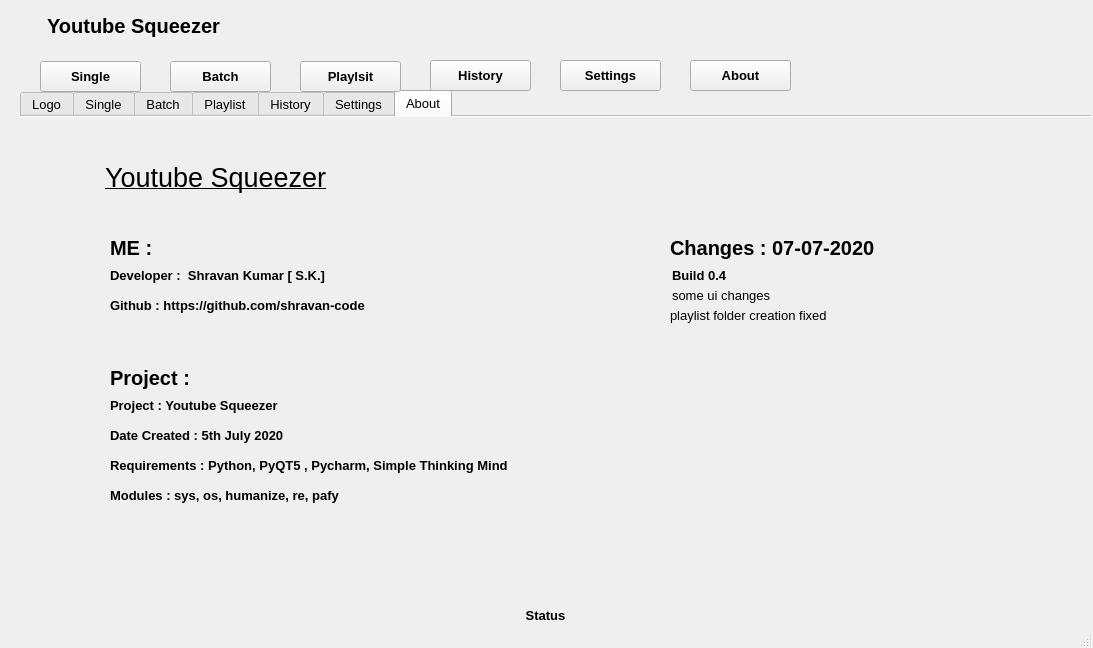
Qt form youtube.ui (ShravanKumar-404/Youtube-Squeezer) before a commit.
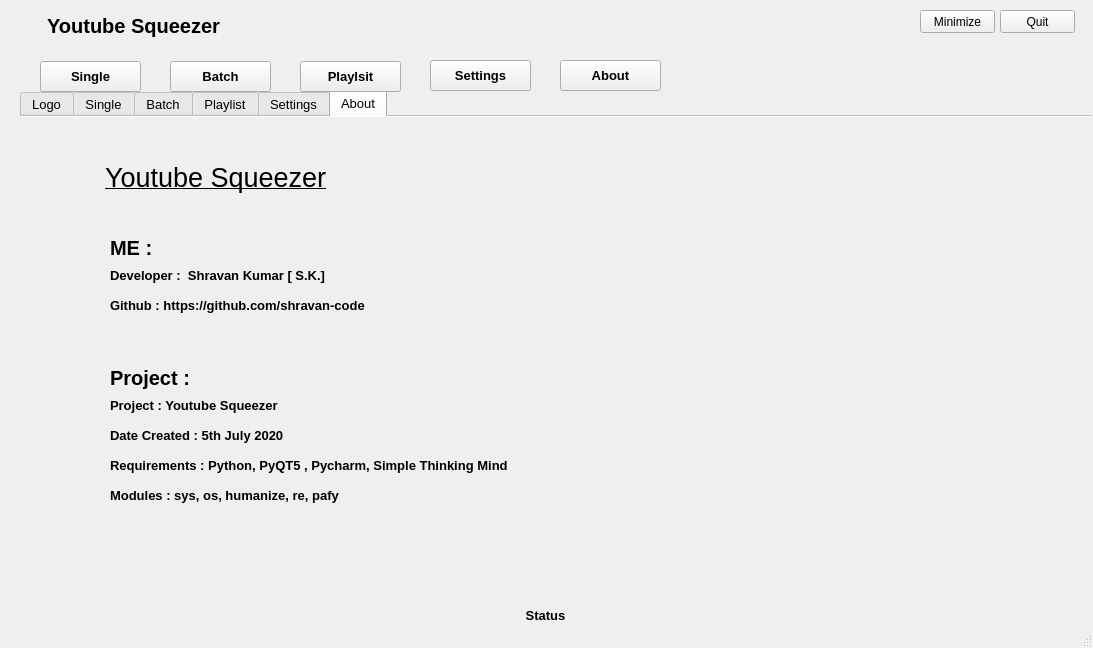
The same form after that commit. The open tabs and pages were chosen to show the change.

```diff
--- a/youtube.ui
+++ b/youtube.ui
@@ -2127,51 +2127,6 @@
      <zorder>size_file</zorder>
      <zorder>size_file_2</zorder>
     </widget>
-    <widget class="QWidget" name="tab_4">
-     <attribute name="title">
-      <string>History</string>
-     </attribute>
-     <widget class="QLabel" name="YD_3">
-      <property name="geometry">
-       <rect>
-        <x>330</x>
-        <y>210</y>
-        <width>361</width>
-        <height>41</height>
-       </rect>
-      </property>
-      <property name="font">
-       <font>
-        <family>Tahoma</family>
-        <pointsize>20</pointsize>
-        <weight>50</weight>
-        <bold>false</bold>
-        <underline>false</underline>
-       </font>
-      </property>
-      <property name="autoFillBackground">
-       <bool>false</bool>
-      </property>
-      <property name="text">
-       <string>Work in Progress</string>
-      </property>
-      <property name="textFormat">
-       <enum>Qt::RichText</enum>
-      </property>
-      <property name="scaledContents">
-       <bool>false</bool>
-      </property>
-      <property name="wordWrap">
-       <bool>false</bool>
-      </property>
-      <property name="margin">
-       <number>0</number>
-      </property>
-      <property name="indent">
-       <number>25</number>
-      </property>
-     </widget>
-    </widget>
     <widget class="QWidget" name="tab_7">
      <attribute name="title">
       <string>Settings</string>
@@ -2433,83 +2388,6 @@
        <string>Modules : sys, os, humanize, re, pafy</string>
       </property>
      </widget>
-     <widget class="QLabel" name="label_12">
-      <property name="geometry">
-       <rect>
-        <x>650</x>
-        <y>110</y>
-        <width>241</width>
-        <height>41</height>
-       </rect>
-      </property>
-      <property name="font">
-       <font>
-        <pointsize>15</pointsize>
-        <weight>75</weight>
-        <bold>true</bold>
-       </font>
-      </property>
-      <property name="text">
-       <string>Changes : 07-07-2020</string>
-      </property>
-     </widget>
-     <widget class="QLabel" name="label_13">
-      <property name="geometry">
-       <rect>
-        <x>652</x>
-        <y>150</y>
-        <width>281</width>
-        <height>16</height>
-       </rect>
-      </property>
-      <property name="font">
-       <font>
-        <weight>75</weight>
-        <bold>true</bold>
-       </font>
-      </property>
-      <property name="text">
-       <string>Build 0.4</string>
-      </property>
-     </widget>
-     <widget class="QLabel" name="label_14">
-      <property name="geometry">
-       <rect>
-        <x>652</x>
-        <y>170</y>
-        <width>281</width>
-        <height>16</height>
-       </rect>
-      </property>
-      <property name="font">
-       <font>
-        <weight>50</weight>
-        <bold>false</bold>
-       </font>
-      </property>
-      <property name="text">
-       <string>some ui changes</string>
-      </property>
-     </widget>
-     <widget class="QLabel" name="label_15">
-      <property name="geometry">
-       <rect>
-        <x>650</x>
-        <y>190</y>
-        <width>281</width>
-        <height>16</height>
-       </rect>
-      </property>
-      <property name="font">
-       <font>
-        <weight>50</weight>
-        <bold>false</bold>
-       </font>
-      </property>
-      <property name="text">
-       <string>playlist folder creation fixed</string>
-      </property>
-     </widget>
     </widget>
    </widget>
    <widget class="QPushButton" name="batch_tab">
@@ -2561,7 +2439,7 @@
    <widget class="QPushButton" name="about_tab">
     <property name="geometry">
      <rect>
-      <x>690</x>
+      <x>560</x>
       <y>60</y>
       <width>101</width>
       <height>31</height>
@@ -2593,29 +2471,6 @@
      <bool>false</bool>
     </property>
    </widget>
-   <widget class="QPushButton" name="history_tab">
-    <property name="geometry">
-     <rect>
-      <x>430</x>
-      <y>60</y>
-      <width>101</width>
-      <height>31</height>
-     </rect>
-    </property>
-    <property name="font">
-     <font>
-      <pointsize>10</pointsize>
-      <weight>75</weight>
-      <bold>true</bold>
-     </font>
-    </property>
-    <property name="text">
-     <string>History</string>
-    </property>
-    <property name="flat">
-     <bool>false</bool>
-    </property>
-   </widget>
    <widget class="QPushButton" name="single_tab">
     <property name="geometry">
      <rect>
@@ -2694,7 +2549,7 @@
    <widget class="QPushButton" name="settings_tab">
     <property name="geometry">
      <rect>
-      <x>560</x>
+      <x>430</x>
       <y>60</y>
       <width>101</width>
       <height>31</height>
@@ -2726,6 +2581,32 @@
      <bool>false</bool>
     </property>
    </widget>
+   <widget class="QPushButton" name="minimize">
+    <property name="geometry">
+     <rect>
+      <x>920</x>
+      <y>10</y>
+      <width>75</width>
+      <height>23</height>
+     </rect>
+    </property>
+    <property name="text">
+     <string>Minimize</string>
+    </property>
+   </widget>
+   <widget class="QPushButton" name="quit">
+    <property name="geometry">
+     <rect>
+      <x>1000</x>
+      <y>10</y>
+      <width>75</width>
+      <height>23</height>
+     </rect>
+    </property>
+    <property name="text">
+     <string>Quit</string>
+    </property>
+   </widget>
   </widget>
   <widget class="QMenuBar" name="menubar">
    <property name="geometry">
```
Left out of the diff: 2 changed lines with no effect on the pictures.
